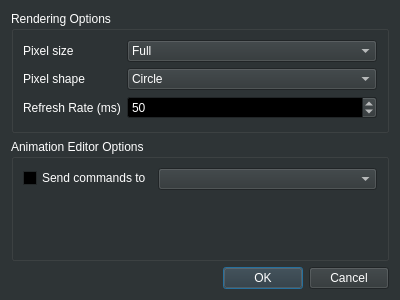
This is gui/window/settingsdialog.ui in 8bitbuddhist/PixelMaestro as Qt 5 draws it before an edit. The edited form follows.
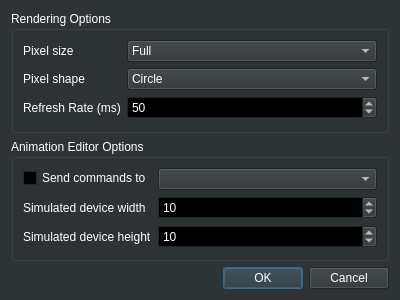
This is the edited form.

Commit message: Studio - Set size of simulated device in Settings dialog.

```diff
--- a/gui/window/settingsdialog.ui
+++ b/gui/window/settingsdialog.ui
@@ -548,6 +548,46 @@
         <item row="0" column="1">
          <widget class="QComboBox" name="serialPortComboBox"/>
         </item>
+        <item row="1" column="0">
+         <widget class="QLabel" name="simulatedDeviceWidthLabel">
+          <property name="text">
+           <string>Simulated device width</string>
+          </property>
+         </widget>
+        </item>
+        <item row="2" column="0">
+         <widget class="QLabel" name="simulatedDeviceHeightLabel">
+          <property name="text">
+           <string>Simulated device height</string>
+          </property>
+         </widget>
+        </item>
+        <item row="1" column="1">
+         <widget class="QSpinBox" name="simulatedWidthSpinBox">
+          <property name="minimum">
+           <number>1</number>
+          </property>
+          <property name="maximum">
+           <number>1000</number>
+          </property>
+          <property name="value">
+           <number>10</number>
+          </property>
+         </widget>
+        </item>
+        <item row="2" column="1">
+         <widget class="QSpinBox" name="simulatedHeightSpinBox">
+          <property name="minimum">
+           <number>1</number>
+          </property>
+          <property name="maximum">
+           <number>1000</number>
+          </property>
+          <property name="value">
+           <number>10</number>
+          </property>
+         </widget>
+        </item>
        </layout>
       </item>
      </layout>
```
The commit also changes 8 other files.
